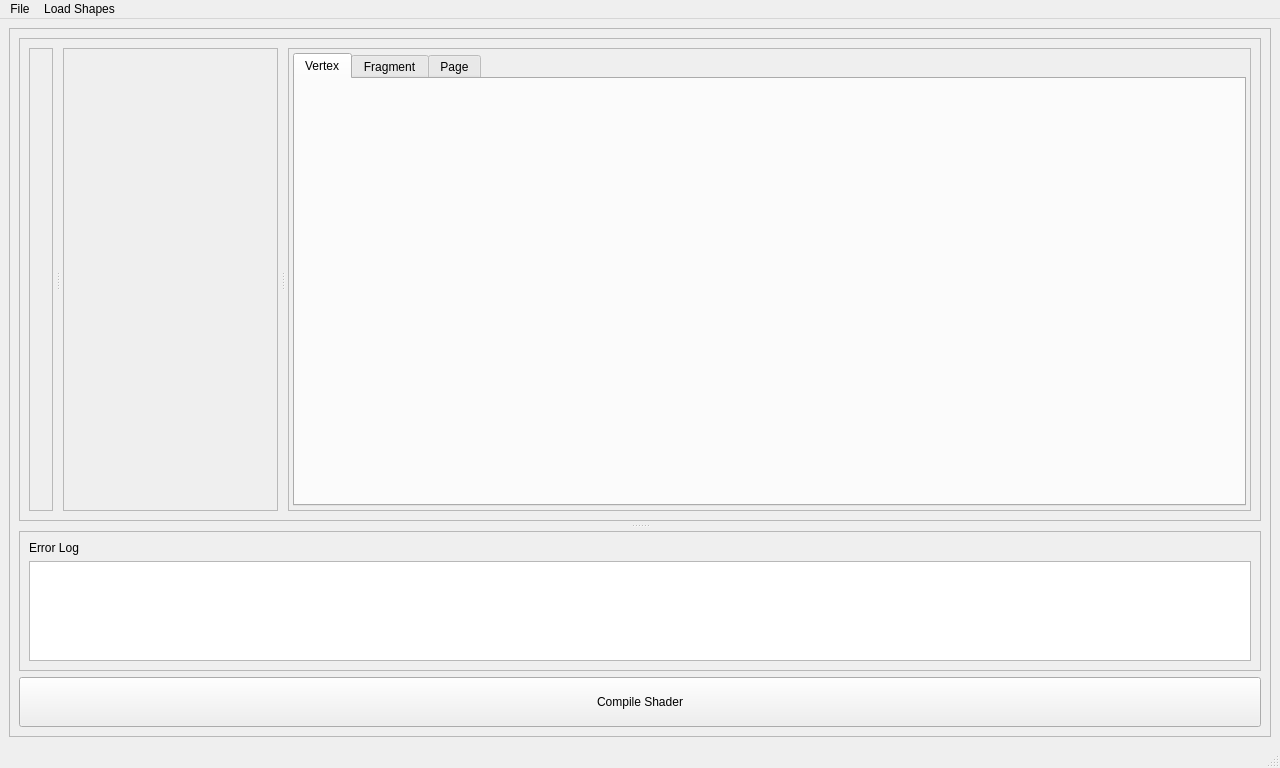
Old version of the form ui/MainWindow.ui in the repository NCCA/ShaderEnvironmentBuilder.
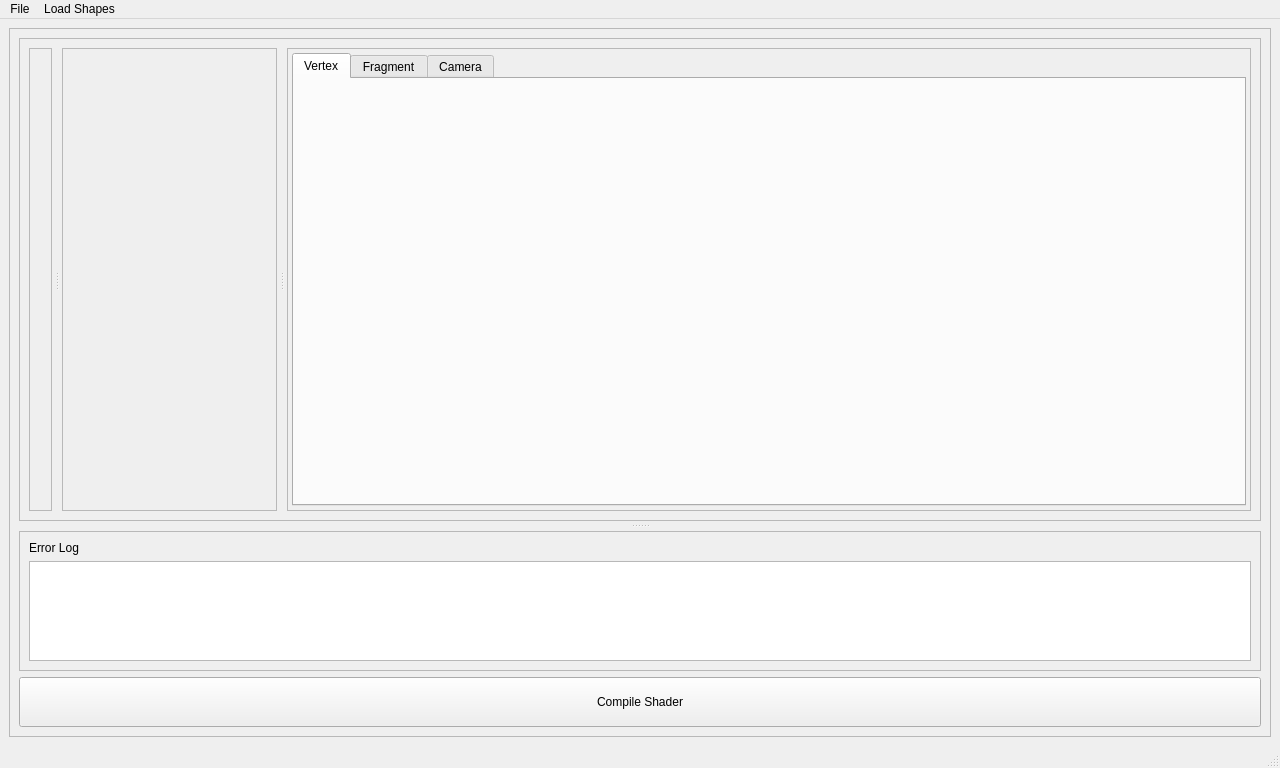
New version of the form. The open tabs and pages were chosen to show the change.

Commit message: Renamed Camera page and selected vertex by default

Patch:
```diff
--- a/ui/MainWindow.ui
+++ b/ui/MainWindow.ui
@@ -123,7 +123,7 @@
                  <x>0</x>
                  <y>0</y>
                  <width>213</width>
-                 <height>442</height>
+                 <height>443</height>
                 </rect>
                </property>
                <property name="sizePolicy">
@@ -220,7 +220,7 @@
                  </widget>
                  <widget class="QWidget" name="tab">
                   <attribute name="title">
-                   <string>Page</string>
+                   <string>Camera</string>
                   </attribute>
                   <widget class="QWidget" name="gridLayoutWidget">
                    <property name="geometry">
```
Left out of the diff: 4 changed lines with no effect on the pictures.
